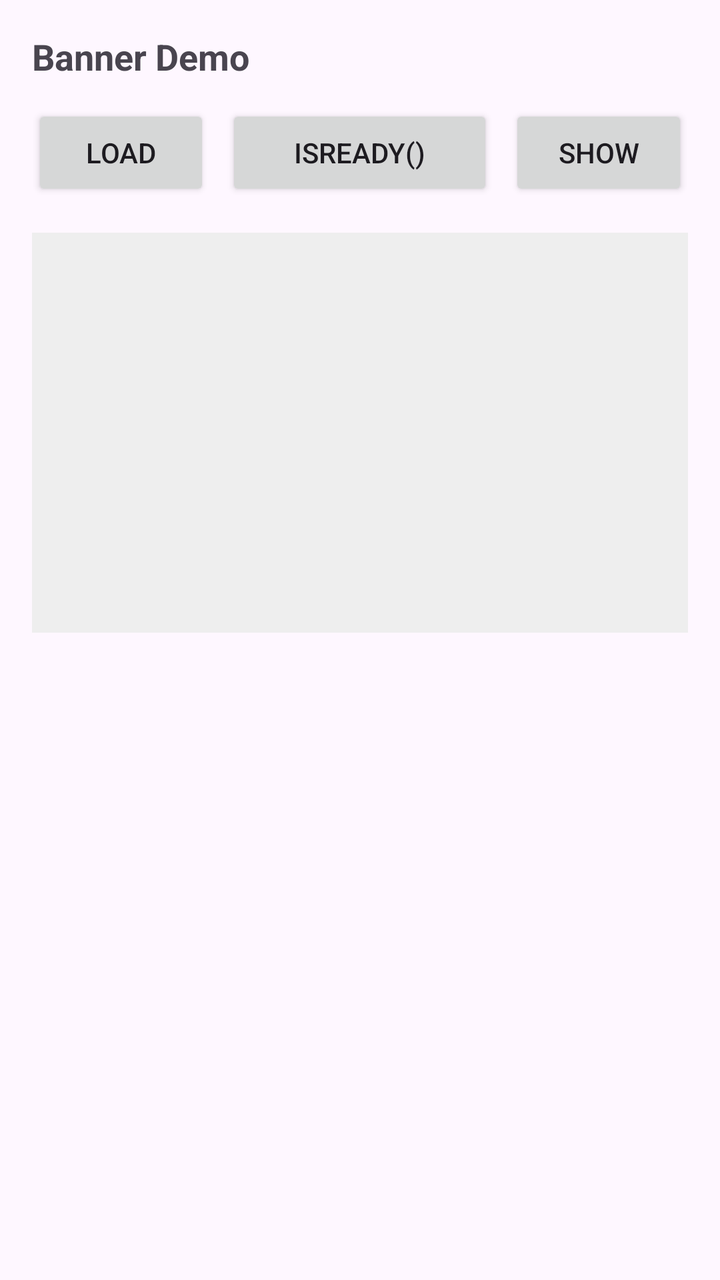
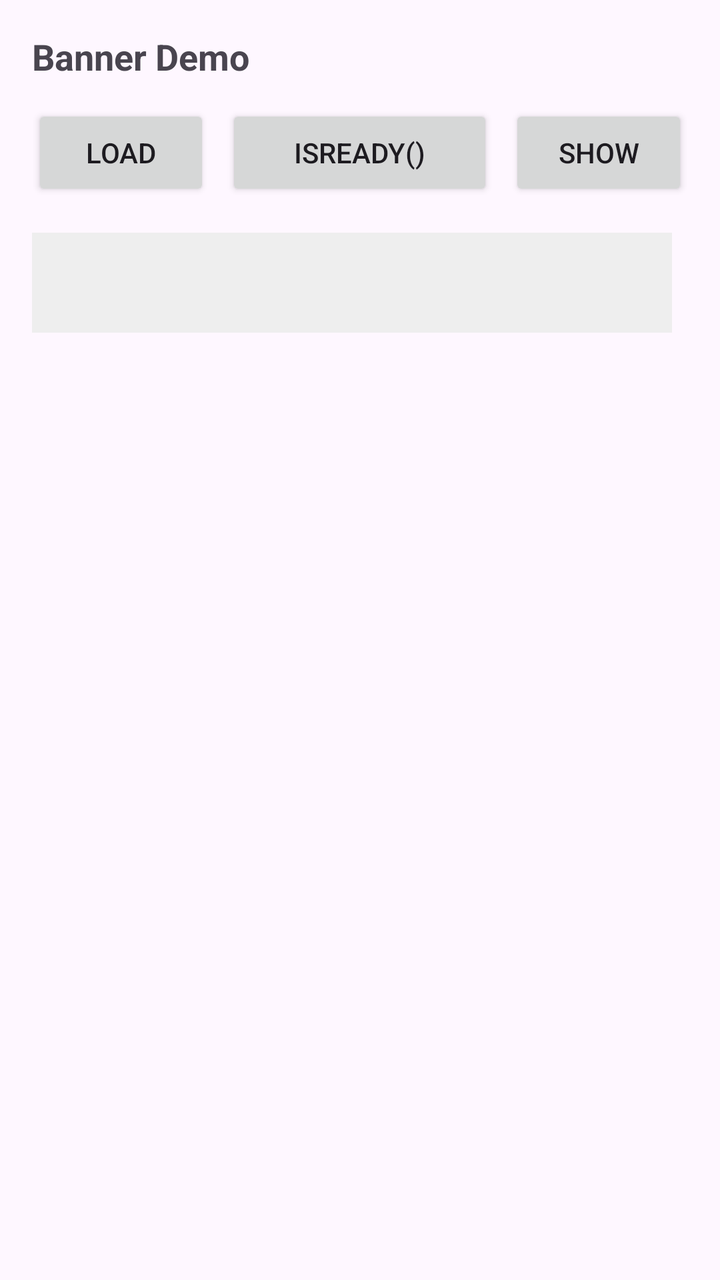

Before-and-after screenshots of an Android layout around one commit, followed by the original layout XML and the change that was made.
<!-- AndroidManifest.xml: application theme Theme.Demo2 -->
<!-- res/layout/activity_banner_ad.xml -->
<?xml version="1.0" encoding="utf-8"?>
<LinearLayout xmlns:android="http://schemas.android.com/apk/res/android"
    android:layout_width="match_parent"
    android:layout_height="match_parent"
    android:orientation="vertical"
    android:padding="16dp">

    <TextView
        android:layout_width="match_parent"
        android:layout_height="wrap_content"
        android:text="Banner Demo"
        android:textSize="18sp"
        android:textStyle="bold" />

    <LinearLayout
        android:layout_width="match_parent"
        android:layout_height="wrap_content"
        android:layout_marginTop="12dp"
        android:orientation="horizontal">

        <Button
            android:id="@+id/btn_load"
            android:layout_width="0dp"
            android:layout_height="wrap_content"
            android:layout_weight="0.8"
            android:text="Load" />

        <Button
            android:id="@+id/btn_check"
            android:layout_width="0dp"
            android:layout_height="wrap_content"
            android:layout_marginStart="8dp"
            android:layout_weight="1.2"
            android:text="isReady()" />

        <Button
            android:id="@+id/btn_show"
            android:layout_width="0dp"
            android:layout_height="wrap_content"
            android:layout_marginStart="8dp"
            android:layout_weight="0.8"
            android:text="Show" />





    </LinearLayout>




    <FrameLayout
        android:id="@+id/ad_container"
        android:layout_width="match_parent"
        android:layout_height="200dp"
        android:layout_marginTop="16dp"
        android:background="#EEEEEE" />

</LinearLayout>
<!-- resources referenced by this layout -->
<resources>
  <style name="Theme.Demo2" parent="Base.Theme.Demo2" />
  <style name="Base.Theme.Demo2" parent="Theme.Material3.DayNight.NoActionBar">
          
          
      </style>
</resources>

<!-- the commit's change to res/layout/activity_banner_ad.xml (unified diff, before → after) -->
@@ -41,20 +41,17 @@
             android:layout_weight="0.8"
             android:text="Show" />
 
-
-
-
-
     </LinearLayout>
 
-
-
-
+    
     <FrameLayout
         android:id="@+id/ad_container"
-        android:layout_width="match_parent"
-        android:layout_height="200dp"
+        android:layout_width="320dp"
+        android:layout_height="wrap_content"
         android:layout_marginTop="16dp"
-        android:background="#EEEEEE" />
+        android:background="#EEEEEE"
+        android:gravity="center"
+        android:minHeight="50dp"
+        android:padding="4dp"/>
 
 </LinearLayout>
